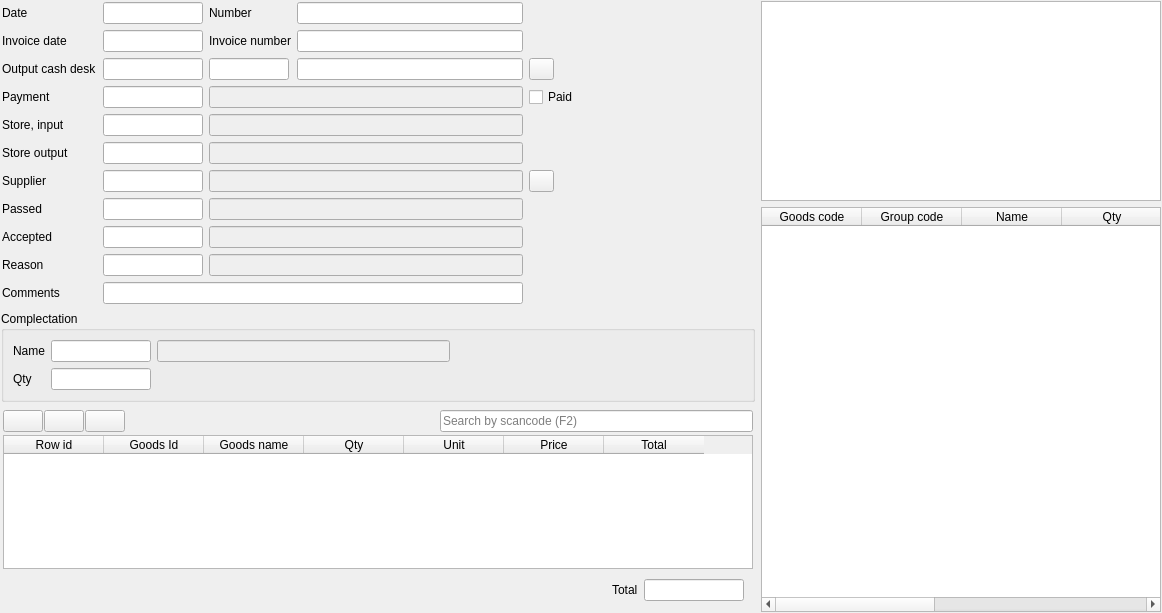
First picture: the form in FrontDesk/c5storedoc.ui, repository End1-1/Cafe5, before the edit.
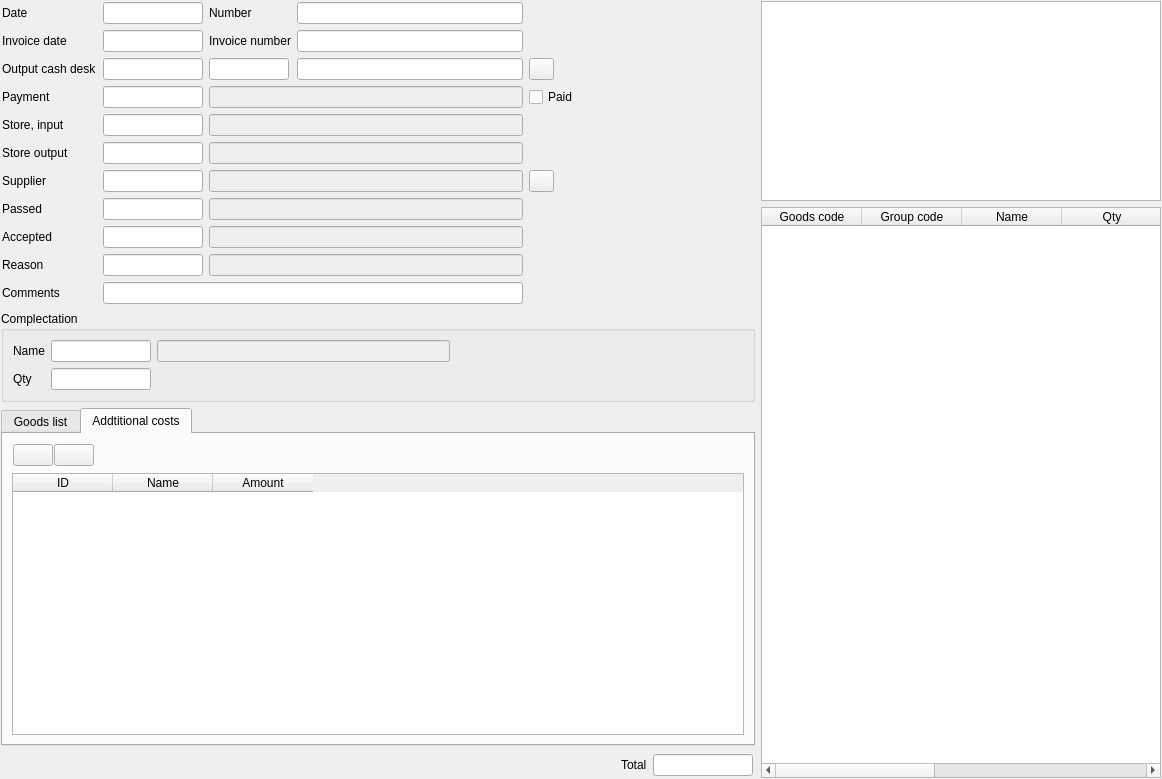
Second picture: the form after the edit. The open tabs and pages were chosen to show the change. Icons and pictures are not drawn. Custom widgets are drawn as their Qt base class.

The edit to the form file:
```diff
--- a/FrontDesk/c5storedoc.ui
+++ b/FrontDesk/c5storedoc.ui
@@ -7,7 +7,7 @@
     <x>0</x>
     <y>0</y>
     <width>1162</width>
-    <height>613</height>
+    <height>779</height>
    </rect>
   </property>
   <property name="windowTitle">
@@ -433,12 +433,12 @@
      </layout>
     </widget>
    </item>
-   <item row="2" column="0">
+   <item row="3" column="0">
     <widget class="QWidget" name="wbody" native="true">
      <property name="sizePolicy">
       <sizepolicy hsizetype="Preferred" vsizetype="Preferred">
        <horstretch>0</horstretch>
-       <verstretch>5</verstretch>
+       <verstretch>0</verstretch>
       </sizepolicy>
      </property>
      <layout class="QVBoxLayout" name="verticalLayout_2">
@@ -458,6 +458,136 @@
        <number>1</number>
       </property>
       <item>
+       <widget class="QWidget" name="wGoods_2" native="true">
+        <property name="sizePolicy">
+         <sizepolicy hsizetype="Preferred" vsizetype="Preferred">
+          <horstretch>0</horstretch>
+          <verstretch>0</verstretch>
+         </sizepolicy>
+        </property>
+        <layout class="QVBoxLayout" name="verticalLayout_3">
+         <property name="spacing">
+          <number>1</number>
+         </property>
+         <property name="leftMargin">
+          <number>1</number>
+         </property>
+         <property name="topMargin">
+          <number>1</number>
+         </property>
+         <property name="rightMargin">
+          <number>1</number>
+         </property>
+         <property name="bottomMargin">
+          <number>1</number>
+         </property>
+         <item>
+          <widget class="QWidget" name="widget_5" native="true">
+           <property name="sizePolicy">
+            <sizepolicy hsizetype="Preferred" vsizetype="Minimum">
+             <horstretch>0</horstretch>
+             <verstretch>0</verstretch>
+            </sizepolicy>
+           </property>
+           <layout class="QHBoxLayout" name="horizontalLayout_2">
+            <property name="leftMargin">
+             <number>0</number>
+            </property>
+            <property name="topMargin">
+             <number>0</number>
+            </property>
+            <property name="rightMargin">
+             <number>0</number>
+            </property>
+            <property name="bottomMargin">
+             <number>0</number>
+            </property>
+            <item>
+             <spacer name="horizontalSpacer_3">
+              <property name="orientation">
+               <enum>Qt::Horizontal</enum>
+              </property>
+              <property name="sizeHint" stdset="0">
+               <size>
+                <width>770</width>
+                <height>20</height>
+               </size>
+              </property>
+             </spacer>
+            </item>
+            <item>
+             <widget class="QLabel" name="label_3">
+              <property name="text">
+               <string>Total</string>
+              </property>
+             </widget>
+            </item>
+            <item>
+             <widget class="C5LineEdit" name="leTotal">
+              <property name="minimumSize">
+               <size>
+                <width>100</width>
+                <height>0</height>
+               </size>
+              </property>
+              <property name="maximumSize">
+               <size>
+                <width>100</width>
+                <height>16777215</height>
+               </size>
+              </property>
+              <property name="focusPolicy">
+               <enum>Qt::NoFocus</enum>
+              </property>
+              <property name="readOnly">
+               <bool>true</bool>
+              </property>
+             </widget>
+            </item>
+           </layout>
+          </widget>
+         </item>
+        </layout>
+       </widget>
+      </item>
+     </layout>
+    </widget>
+   </item>
+   <item row="2" column="0">
+    <widget class="QTabWidget" name="tw">
+     <property name="sizePolicy">
+      <sizepolicy hsizetype="Expanding" vsizetype="Expanding">
+       <horstretch>0</horstretch>
+       <verstretch>2</verstretch>
+      </sizepolicy>
+     </property>
+     <property name="minimumSize">
+      <size>
+       <width>0</width>
+       <height>0</height>
+      </size>
+     </property>
+     <property name="currentIndex">
+      <number>0</number>
+     </property>
+     <widget class="QWidget" name="t1">
+      <attribute name="title">
+       <string>Goods list</string>
+      </attribute>
+      <layout class="QVBoxLayout" name="verticalLayout_4">
+       <property name="leftMargin">
+        <number>1</number>
+       </property>
+       <property name="topMargin">
+        <number>1</number>
+       </property>
+       <property name="rightMargin">
+        <number>1</number>
+       </property>
+       <property name="bottomMargin">
+        <number>1</number>
+       </property>
+       <item>
        <widget class="QWidget" name="wtoolbar" native="true">
         <layout class="QHBoxLayout" name="horizontalLayout">
          <property name="spacing">
@@ -541,30 +671,6 @@
        </widget>
       </item>
       <item>
-       <widget class="QWidget" name="wGoods_2" native="true">
-        <property name="sizePolicy">
-         <sizepolicy hsizetype="Preferred" vsizetype="Preferred">
-          <horstretch>0</horstretch>
-          <verstretch>5</verstretch>
-         </sizepolicy>
-        </property>
-        <layout class="QVBoxLayout" name="verticalLayout_3">
-         <property name="spacing">
-          <number>1</number>
-         </property>
-         <property name="leftMargin">
-          <number>1</number>
-         </property>
-         <property name="topMargin">
-          <number>1</number>
-         </property>
-         <property name="rightMargin">
-          <number>1</number>
-         </property>
-         <property name="bottomMargin">
-          <number>1</number>
-         </property>
-         <item>
           <widget class="C5TableWidget" name="tblGoods">
            <property name="focusPolicy">
             <enum>Qt::NoFocus</enum>
@@ -612,61 +718,168 @@
            </column>
           </widget>
          </item>
+      </layout>
+     </widget>
+     <widget class="QWidget" name="t2">
+      <attribute name="title">
+       <string>Addtitional costs</string>
+      </attribute>
+      <layout class="QVBoxLayout" name="verticalLayout_5">
          <item>
-          <widget class="QWidget" name="widget_5" native="true">
-           <layout class="QHBoxLayout" name="horizontalLayout_2">
+        <widget class="QWidget" name="wtoolbar_2" native="true">
+         <layout class="QHBoxLayout" name="horizontalLayout_3">
+          <property name="spacing">
+           <number>1</number>
+          </property>
+          <property name="leftMargin">
+           <number>1</number>
+          </property>
+          <property name="topMargin">
+           <number>1</number>
+          </property>
+          <property name="rightMargin">
+           <number>1</number>
+          </property>
+          <property name="bottomMargin">
+           <number>1</number>
+          </property>
             <item>
-             <spacer name="horizontalSpacer_3">
+           <widget class="QPushButton" name="btnAddAdd">
+            <property name="focusPolicy">
+             <enum>Qt::NoFocus</enum>
+            </property>
+            <property name="text">
+             <string/>
+            </property>
+            <property name="icon">
+             <iconset resource="../resources/res.qrc">
+              <normaloff>:/add.png</normaloff>:/add.png</iconset>
+            </property>
+           </widget>
+          </item>
+          <item>
+           <widget class="QPushButton" name="btnRemoveAdd">
+            <property name="focusPolicy">
+             <enum>Qt::NoFocus</enum>
+            </property>
+            <property name="text">
+             <string/>
+            </property>
+            <property name="icon">
+             <iconset resource="../resources/res.qrc">
+              <normaloff>:/remove.png</normaloff>:/remove.png</iconset>
+            </property>
+           </widget>
+          </item>
+          <item>
+           <spacer name="horizontalSpacer_5">
               <property name="orientation">
                <enum>Qt::Horizontal</enum>
               </property>
               <property name="sizeHint" stdset="0">
                <size>
-                <width>770</width>
+              <width>40</width>
                 <height>20</height>
                </size>
               </property>
              </spacer>
             </item>
+         </layout>
+        </widget>
+       </item>
             <item>
-             <widget class="QLabel" name="label_3">
+        <widget class="C5TableWidget" name="tblAdd">
+         <column>
               <property name="text">
-               <string>Total</string>
-              </property>
-             </widget>
-            </item>
-            <item>
-             <widget class="C5LineEdit" name="leTotal">
+           <string>ID</string>
+          </property>
+         </column>
+         <column>
+          <property name="text">
+           <string>Name</string>
+          </property>
+         </column>
+         <column>
+          <property name="text">
+           <string>Amount</string>
+          </property>
+         </column>
+        </widget>
+       </item>
+      </layout>
+     </widget>
+    </widget>
+   </item>
+   <item row="1" column="0">
+    <widget class="QGroupBox" name="grComplectation">
               <property name="minimumSize">
                <size>
-                <width>100</width>
+       <width>0</width>
                 <height>0</height>
                </size>
               </property>
+     <property name="title">
+      <string>Complectation</string>
+     </property>
+     <layout class="QGridLayout" name="gridLayout_3">
+      <item row="0" column="0">
+       <widget class="QLabel" name="label_7">
+        <property name="text">
+         <string>Name</string>
+        </property>
+       </widget>
+      </item>
+      <item row="0" column="1">
+       <widget class="C5LineEditWithSelector" name="leComplectationCode">
               <property name="maximumSize">
                <size>
                 <width>100</width>
                 <height>16777215</height>
                </size>
               </property>
-              <property name="focusPolicy">
-               <enum>Qt::NoFocus</enum>
-              </property>
-              <property name="readOnly">
-               <bool>true</bool>
-              </property>
-             </widget>
-            </item>
-           </layout>
-          </widget>
-         </item>
-        </layout>
+       </widget>
+      </item>
+      <item row="0" column="2">
+       <widget class="C5LineEditWithSelector" name="leComplectationName">
+        <property name="enabled">
+         <bool>false</bool>
+        </property>
+       </widget>
+      </item>
+      <item row="0" column="3">
+       <spacer name="horizontalSpacer_4">
+        <property name="orientation">
+         <enum>Qt::Horizontal</enum>
+        </property>
+        <property name="sizeHint" stdset="0">
+         <size>
+          <width>291</width>
+          <height>20</height>
+         </size>
+        </property>
+       </spacer>
+      </item>
+      <item row="1" column="0">
+       <widget class="QLabel" name="label_9">
+        <property name="text">
+         <string>Qty</string>
+        </property>
+       </widget>
+      </item>
+      <item row="1" column="1">
+       <widget class="C5LineEditWithSelector" name="leComplectationQty">
+        <property name="maximumSize">
+         <size>
+          <width>100</width>
+          <height>16777215</height>
+         </size>
+        </property>
        </widget>
       </item>
      </layout>
     </widget>
    </item>
-   <item row="0" column="1" rowspan="3">
+   <item row="0" column="1" rowspan="4">
     <widget class="QWidget" name="wGoods" native="true">
      <property name="minimumSize">
       <size>
@@ -799,75 +1012,6 @@
      </layout>
     </widget>
    </item>
-   <item row="1" column="0">
-    <widget class="QGroupBox" name="grComplectation">
-     <property name="minimumSize">
-      <size>
-       <width>0</width>
-       <height>0</height>
-      </size>
-     </property>
-     <property name="title">
-      <string>Complectation</string>
-     </property>
-     <layout class="QGridLayout" name="gridLayout_3">
-      <item row="0" column="0">
-       <widget class="QLabel" name="label_7">
-        <property name="text">
-         <string>Name</string>
-        </property>
-       </widget>
-      </item>
-      <item row="0" column="1">
-       <widget class="C5LineEditWithSelector" name="leComplectationCode">
-        <property name="maximumSize">
-         <size>
-          <width>100</width>
-          <height>16777215</height>
-         </size>
-        </property>
-       </widget>
-      </item>
-      <item row="0" column="2">
-       <widget class="C5LineEditWithSelector" name="leComplectationName">
-        <property name="enabled">
-         <bool>false</bool>
-        </property>
-       </widget>
-      </item>
-      <item row="0" column="3">
-       <spacer name="horizontalSpacer_4">
-        <property name="orientation">
-         <enum>Qt::Horizontal</enum>
-        </property>
-        <property name="sizeHint" stdset="0">
-         <size>
-          <width>291</width>
-          <height>20</height>
-         </size>
-        </property>
-       </spacer>
-      </item>
-      <item row="1" column="0">
-       <widget class="QLabel" name="label_9">
-        <property name="text">
-         <string>Qty</string>
-        </property>
-       </widget>
-      </item>
-      <item row="1" column="1">
-       <widget class="C5LineEditWithSelector" name="leComplectationQty">
-        <property name="maximumSize">
-         <size>
-          <width>100</width>
-          <height>16777215</height>
-         </size>
-        </property>
-       </widget>
-      </item>
-     </layout>
-    </widget>
-   </item>
   </layout>
  </widget>
  <customwidgets>
```
Left out of the diff: 1 changed line with no effect on the pictures. Lines whose indentation alone changed are shown as unchanged.
